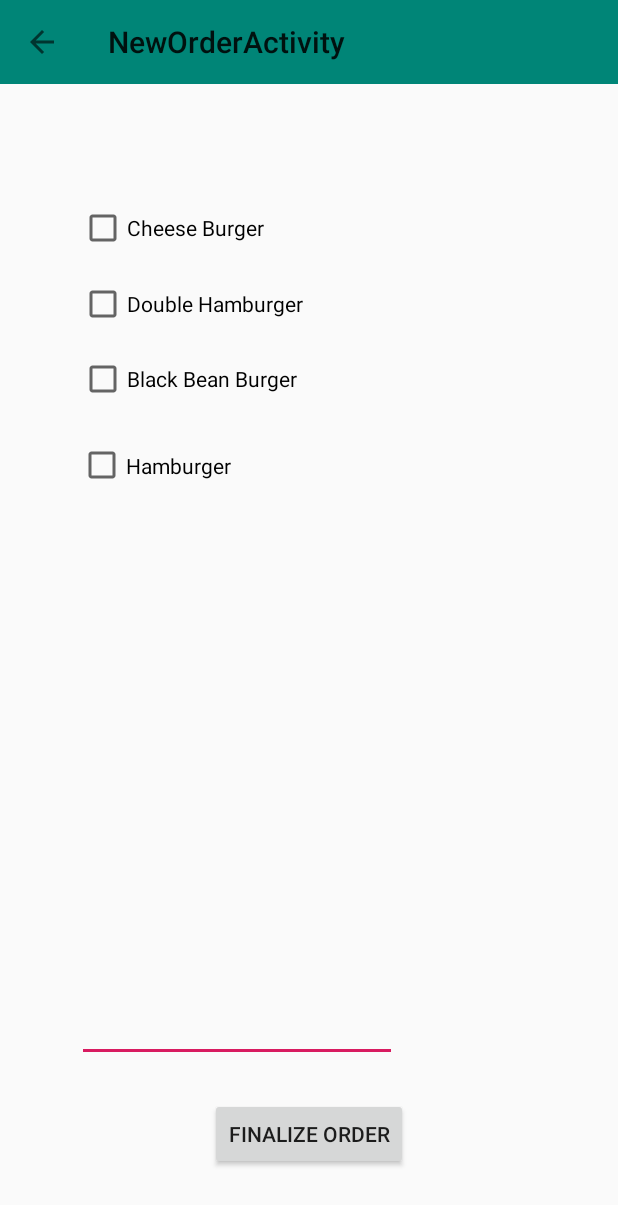
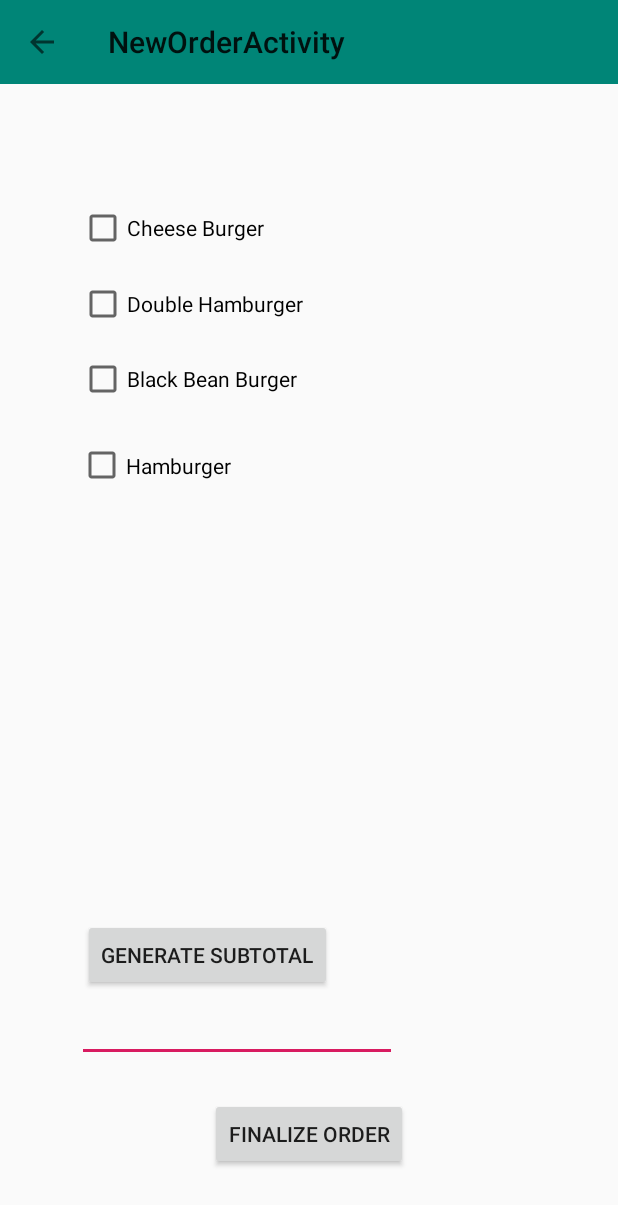
Before and after one commit to bbnewb/dormDash, an Android app: the NewOrderActivity screen opened directly, with no data from a screen before it, on a phone screen of 412 x 824 dp. Shown: the top 1205 px of the screen. Run offline under Robolectric (Android 15) with nearby library versions, the phone set to English and light mode, and no system bars.

Commit message:
what up dog

```diff
--- a/app/src/main/java/com/example/dormdash/NewOrderActivity.java
+++ b/app/src/main/java/com/example/dormdash/NewOrderActivity.java
@@ -57,34 +57,12 @@ public class NewOrderActivity extends AppCompatActivity {
     }
 
     public void newOrder() {
-        double total = 0;
-        orderContents = new ArrayList<>(0);
-        if (hamborger.isChecked() || cheeseBorger.isChecked() || bean.isChecked() || doubleHamborger.isChecked()) {
-            if (hamborger.isChecked()) {
-                orderContents.add(new DashItem("Hamburger", 2.99));
-                hamborger.setChecked(false);
-            }
-            if (cheeseBorger.isChecked()) {
-                orderContents.add(new DashItem("cheese", 2.3));
-            }
-            if (bean.isChecked()) {
-                orderContents.add(new DashItem("bean", 2.39));
-            }
-            if (doubleHamborger.isChecked()) {
-                orderContents.add(new DashItem("2Hamburger", 7.99));
-            }
-            for (DashItem e : orderContents) {
-                total = e.getPrice();
-            }
-            EditText e = findViewById(R.id.runningTotal);
-            Double t = new Double(total);
-            e.setText(t.toString());
-            newOrder();
-        }
-        finalizeOrder = findViewById(R.id.finalizeOrder);
-        finalizeOrder.setOnClickListener(new View.OnClickListener() {
+
+        Button subtotal = findViewById(R.id.subtotal);
+        subtotal.setOnClickListener(new View.OnClickListener() {
             public void onClick(final View v) {
-                double priceTotal = 0;
+                double priceTotal = 0.00;
+                orderContents = new ArrayList<>(0);
                 if (hamborger.isChecked() || cheeseBorger.isChecked() || bean.isChecked() || doubleHamborger.isChecked()) {
                     if (hamborger.isChecked()) {
                         orderContents.add(new DashItem("Hamburger", 2.99));
@@ -107,5 +85,12 @@ public class NewOrderActivity extends AppCompatActivity {
                 }
             }
         });
+
+        finalizeOrder = findViewById(R.id.finalizeOrder);
+        finalizeOrder.setOnClickListener(new View.OnClickListener() {
+            public void onClick(final View v) {
+                return;
+            }
+        });
     }
 }
--- a/app/src/main/res/layout/content_new_order.xml
+++ b/app/src/main/res/layout/content_new_order.xml
@@ -20,6 +20,19 @@
         android:ems="10"
         android:inputType="number"
         app:layout_constraintBottom_toTopOf="@+id/finalizeOrder"
+        app:layout_constraintEnd_toEndOf="parent"
+        app:layout_constraintStart_toStartOf="parent"
+        app:layout_constraintTop_toBottomOf="@+id/hamborger" />
+
+    <Button
+        android:id="@+id/subtotal"
+        android:layout_width="wrap_content"
+        android:layout_height="wrap_content"
+        android:layout_marginStart="53dp"
+        android:layout_marginTop="277dp"
+        android:layout_marginEnd="189dp"
+        android:text="Generate Subtotal"
+        app:layout_constraintBottom_toTopOf="@+id/runningTotal"
         app:layout_constraintEnd_toEndOf="parent"
         app:layout_constraintStart_toStartOf="parent"
         app:layout_constraintTop_toBottomOf="@+id/hamborger" />
```
